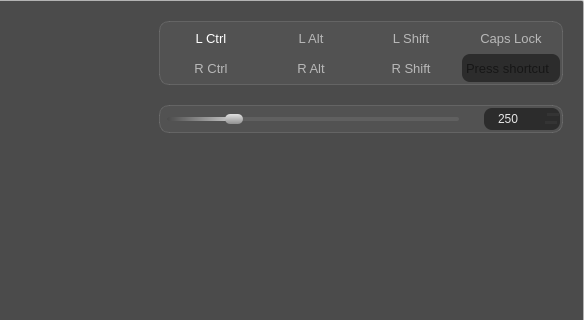
Before: the Qt Designer form src/ui/forms/EasyLangSwitcher_settings.ui in egoisticdesire/EasyLangSwitcher, drawn with Qt 5; both pictures show x 266 to 850 and y 0 to 320 of the 850 by 500 pixel window.
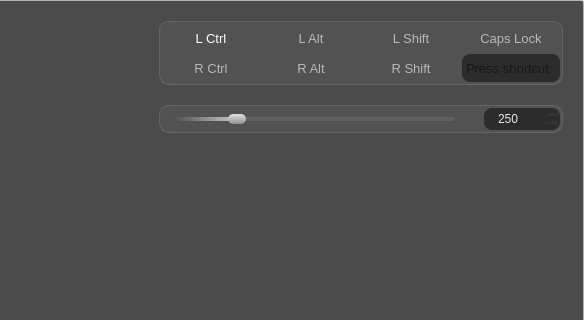
After: the same form once the commit is applied. Icons and pictures are not drawn.

Diff of the .ui file:
```diff
--- a/src/ui/forms/EasyLangSwitcher_settings.ui
+++ b/src/ui/forms/EasyLangSwitcher_settings.ui
@@ -930,7 +930,7 @@
 }
 QFrame#key_delay_frame QSlider {
 border-radius: 8px;
-padding: 3px 5px;
+padding: 3px 10px;
 }
 QFrame#key_delay_frame QSlider#key_delay_slider::groove:horizontal {
 height: 4px;
```
